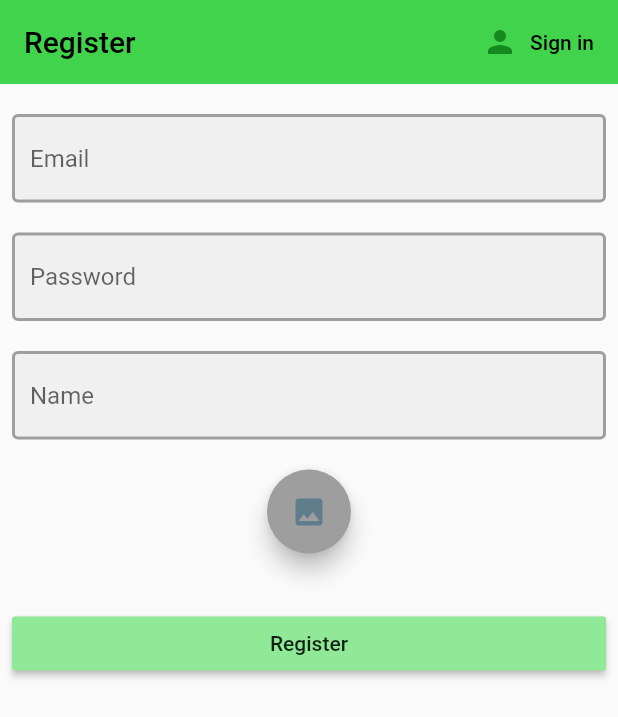
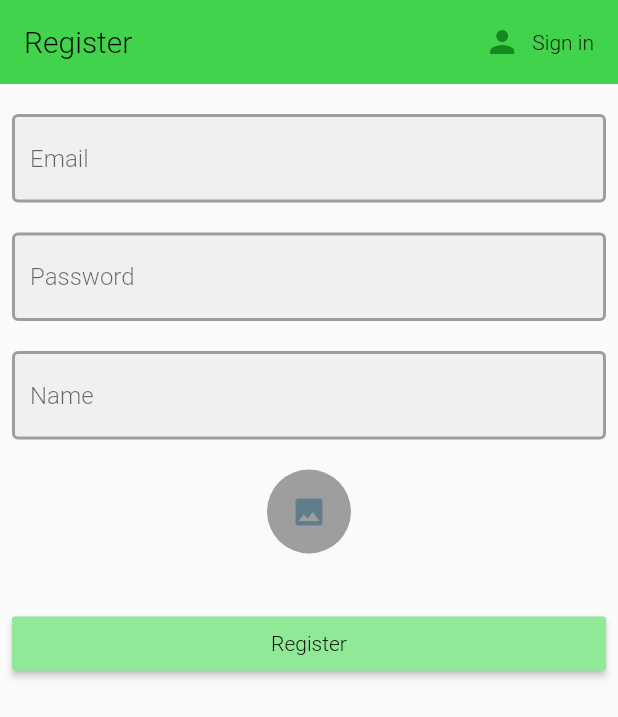
Before and after one commit to Chokolite/test_flutter_app_with_firebase, a Flutter app: the screen it shows after launch, after a tap on "Register", on a phone screen of 412 x 824 dp. Shown: the top 717 px of the screen. Run offline on Flutter 3.47's test engine with Material 2 defaults, Android fonts, the phone set to English and light mode, and no system bars; our stand-ins replace cloud_firestore, firebase_auth, firebase_core, firebase_storage, google_sign_in, image_picker; accounts and stored records are empty.

Commit message:
changed fontWeight

```diff
--- a/lib/screens/authenticate/Register.dart
+++ b/lib/screens/authenticate/Register.dart
@@ -50,12 +50,14 @@ class _RegisterState extends State<Register> {
           child: ListView(
             children: [
               TextFormField(
+                style: TextStyle(fontWeight: FontWeight.w300),
                 validator: (val) => val.isEmpty ? "Enter the email" : null,
                 decoration: textInputDecoration.copyWith(hintText: "Email"),
                 onChanged: (val) => email = val,
               ),
               SizedBox(height: 20.0),
               TextFormField(
+                style: TextStyle(fontWeight: FontWeight.w300),
                 validator: (val) =>
                 val.length < 6 ? "Password less than 6 chars" : null,
                 obscureText: true,
@@ -66,13 +68,15 @@ class _RegisterState extends State<Register> {
               ),
               SizedBox(height: 20.0),
               TextFormField(
-                  validator: (val) => val.isEmpty ? "Enter the name" : null,
+                style: TextStyle(fontWeight: FontWeight.w300),
+                validator: (val) => val.isEmpty ? "Enter the name" : null,
                   decoration: textInputDecoration.copyWith(hintText: "Name"),
                   onChanged: (val) =>
                   name = val,
               ),
               SizedBox(height: 20.0),
               FloatingActionButton(
+                elevation: 0,
                 backgroundColor: _picked ? buttonColor : Colors.grey,
                 child: Icon(
                   Icons.image,
@@ -94,7 +98,7 @@ class _RegisterState extends State<Register> {
                   image == null ? Text("") : Image.file(image)),
               RaisedButton(
                 color: buttonColor,
-                child: Text("Register"),
+                child: Text("Register", style: textColor,),
                 onPressed: () async {
                   if (_formKey.currentState.validate()) {
                     dynamic result = await _auth.registerWithEmailAndPassword(
--- a/lib/screens/authenticate/SignIn.dart
+++ b/lib/screens/authenticate/SignIn.dart
@@ -43,11 +43,13 @@ class _SignInState extends State<SignIn> {
           child: Column(
             children: [
               TextFormField(
-                decoration: textInputDecoration.copyWith(hintText: "Email"),
+                style: TextStyle(fontWeight: FontWeight.w300),
+                decoration: textInputDecoration.copyWith(hintText: "Email",),
                 onChanged: (val) => email = val,
               ),
               SizedBox(height: 20.0),
               TextFormField(
+                style: TextStyle(fontWeight: FontWeight.w300),
                 obscureText: true,
                 decoration: textInputDecoration.copyWith(hintText: "Password"),
                 onChanged: (val) => password = val,
@@ -68,7 +70,7 @@ class _SignInState extends State<SignIn> {
               ),
               SizedBox(height: 20.0),
               RaisedButton(
-                child: Text("Sign in with Google", style: textColor),
+                child: Text("Sign in with Google", style: textColor,),
                 onPressed: () {
                   _auth.signInWithGoogle();
                 },
--- a/lib/shared/Constants.dart
+++ b/lib/shared/Constants.dart
@@ -10,7 +10,7 @@ import 'package:flutter/material.dart';
    ),
  );
 
- const textColor =  TextStyle(color: Color.fromRGBO(0, 0, 0, 1.0));
+ const textColor =  TextStyle(color: Color.fromRGBO(0, 0, 0, 1.0), fontWeight: FontWeight.w300,);
  const buttonColor = Color.fromRGBO(144, 233, 150, 1.0);
  const appBarColor = Color.fromRGBO(65, 211, 75, 1.0);
  const iconColor = Color.fromRGBO(21, 137, 29, 1.0);
```
Also changed, not shown: lib/main.dart (indentation only).
